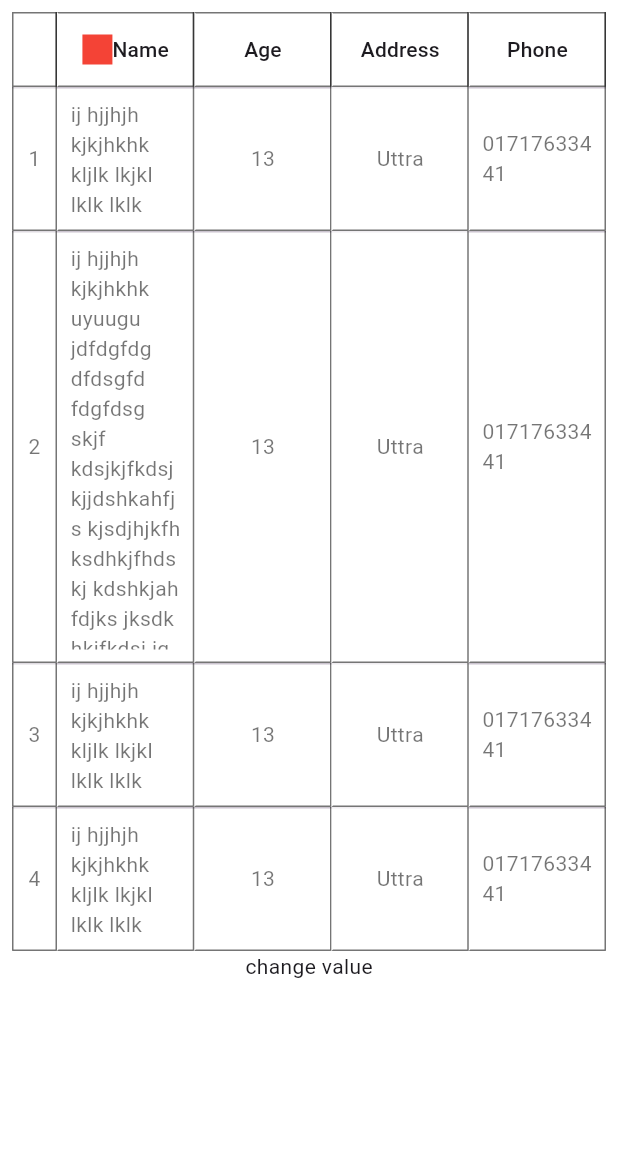
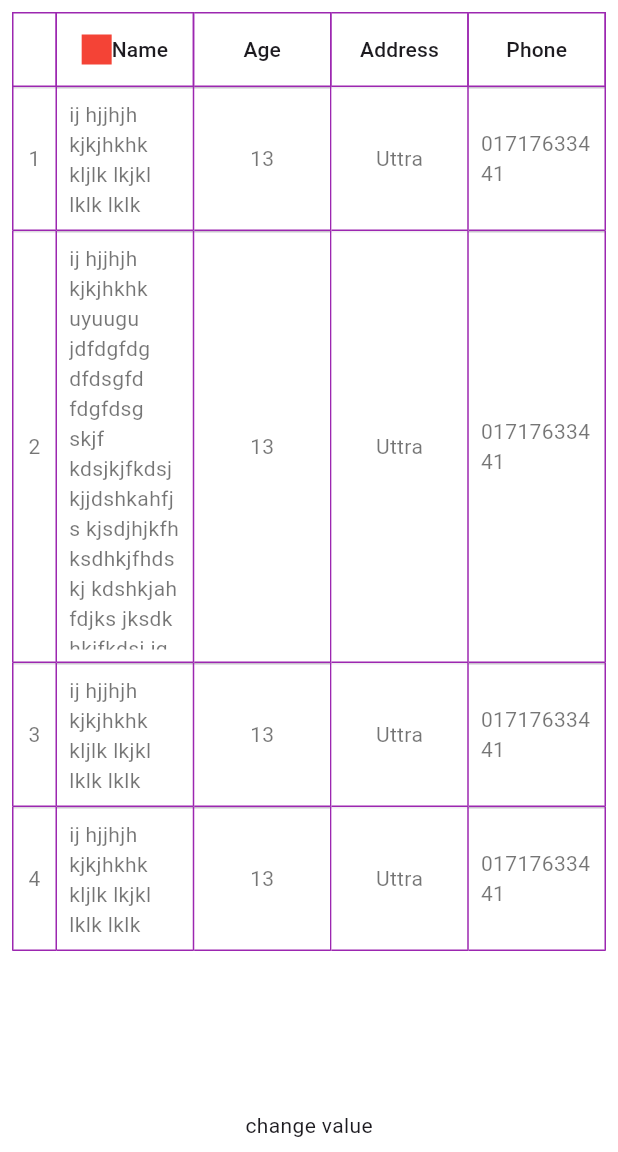
Before and after one commit to uttom41/ReactiveDataTableA, a Flutter app: the screen it shows after launch, after a tap on "change value", on a phone screen of 412 x 824 dp, the part 84-1236 px from its top. Run offline on Flutter 3.47's test engine with Material 2 defaults, Android fonts, the phone set to English and light mode, and no system bars.

Commit message:
simple data table run

```diff
--- a/example/lib/main.dart
+++ b/example/lib/main.dart
@@ -47,7 +47,12 @@ class _HomeState extends State<Home> {
           padding: const EdgeInsets.all(8.0),
           child: Column(
             children: [
-            ReactiveDataTableA(
+              Expanded(
+                child: ReactiveDataTableA(
+                    borderColor: Colors.purple,
+                    dividerThickness: 1,
+                    minColumnWith: 50,
+                    minRowHeight: 50,
                     dataSource: [
                       {"name":name,"age":age,"Address":address,"Phone":phone},
                       {"name":name2,"age":age,"Address":address,"Phone":phone},
@@ -85,6 +90,7 @@ class _HomeState extends State<Home> {
                       ),
                     ]
                 ),
+              ),
 
               InkWell(
                 onTap: (){
--- a/lib/src/table/build_row.dart
+++ b/lib/src/table/build_row.dart
@@ -42,7 +42,7 @@ class BuildRow {
                           color: conf.borderColor
                       ),
                       left: BorderSide(
-                          width: conf.borderSize,
+                          width: index==0?conf.borderSize:0,
                           color: index==0?conf.borderColor:Colors.transparent
                       ),
                     ),
--- a/lib/src/table/build_table.dart
+++ b/lib/src/table/build_table.dart
@@ -13,7 +13,7 @@ class BuildTable {
       horizontalMargin: 0,
       dataRowMaxHeight: double.infinity,
       headingRowHeight: 50,
-      dividerThickness: conf.borderSize,
+      dividerThickness: null,//conf.borderSize,
      // border: TableBorder.all(color:conf.borderColor),
       columns: List.generate(conf.columnList.length, (index) {
         return DataColumn(
--- a/lib/src/table/data_column.dart
+++ b/lib/src/table/data_column.dart
@@ -14,7 +14,7 @@ class BuildDataColumn {
               width: columnInfo.notifyColumnWith.reactiveValue(subContext),
               height: columnInfo.columHeight, //parent.headerHeight,
               alignment: Alignment.center,
-              constraints: BoxConstraints(minWidth: conf.colMinWidth,maxWidth: columnInfo.notifyColumnWith.reactiveValue(subContext)),
+              constraints: BoxConstraints(minWidth: columnInfo.type==ColumnType.sl?5:conf.colMinWidth,maxWidth: columnInfo.notifyColumnWith.reactiveValue(subContext)),
               decoration: BoxDecoration(
                 border: Border(
                   right: BorderSide(
@@ -30,7 +30,7 @@ class BuildDataColumn {
                       color: conf.borderColor
                   ),
                   left: BorderSide(
-                      width: conf.borderSize,
+                      width: colIndex==0?conf.borderSize:0,
                       color: colIndex==0?conf.borderColor:Colors.transparent
                   ),
                 ),
--- a/lib/src/table/reactive_datatable_a.dart
+++ b/lib/src/table/reactive_datatable_a.dart
@@ -6,13 +6,28 @@ import '../../reactive_datatable_a.dart';
 class ReactiveDataTableA extends StatefulWidget {
   final List<Map<String, ValueNotifier>> dataSource;
   final List<ColumnInfo> columData;
-  // final double maxWidth;
-  // final double maxHeight;
-  //
-  ReactiveDataTableA({Key? key,required this.dataSource, required this.columData }) : super(key: key) {
+  final double? minColumnWith;
+  final double? minRowHeight;
+  final Color? borderColor;
+  final double? dividerThickness;
+
+  ReactiveDataTableA({
+    Key? key,
+    required this.dataSource,
+    required this.columData,
+    this.minColumnWith,
+    this.minRowHeight,
+    this.borderColor,
+    this.dividerThickness
+
+  }) : super(key: key) {
     TableConf conf = TableConf.init();
     conf.setRowList(dataSource);
     conf.setColumnList(columData);
+    conf.setColMinWidth(minColumnWith??0.0);
+    conf.setRowMinHeight(minRowHeight??0.0);
+    conf.setBorderColor(borderColor);
+    conf.setBorderSize(dividerThickness??0.0);
   }
 
   @override
@@ -34,6 +49,7 @@ class _ResizeTableAState extends State<ReactiveDataTableA> {
             thumbVisibility: true,
             trackVisibility: true, // make the scrollbar easy to see
             controller: verticalScrollController,
+            notificationPredicate: (notify) => notify.depth == 1,
             child: Scrollbar(
               thumbVisibility: true,
               trackVisibility: true,
@@ -41,10 +57,10 @@ class _ResizeTableAState extends State<ReactiveDataTableA> {
               notificationPredicate: (notify) => notify.depth == 1,
               child: SingleChildScrollView(
                 controller: verticalScrollController,
-              scrollDirection: Axis.vertical,
+                scrollDirection: Axis.horizontal,
                 child: SingleChildScrollView(
                   controller: horizontalScrollController,
-                scrollDirection: Axis.horizontal,
+                  scrollDirection: Axis.vertical,
                   child:  BuildTable().build(),
                 ),
               ),
--- a/lib/src/table/table_conf.dart
+++ b/lib/src/table/table_conf.dart
@@ -71,7 +71,7 @@ class TableConf {
   double get colMinWidth => _colMinWidth;
 
   void setColMinWidth(double width) {
-    _colMinWidth = width;
+    if(width >0.0)_colMinWidth = width;
   }
 
   double _colMaxWidth  = 100;
@@ -95,7 +95,7 @@ class TableConf {
   double get rowMinHeight => _rowMinHeight;
 
   void setRowMinHeight(double height) {
-    _rowMinHeight = height;
+    if(height>0.0)_rowMinHeight = height;
   }
 
   double _rowMinWidth  = 100;
@@ -134,8 +134,8 @@ class TableConf {
 
   Color get borderColor => _borderColor;
 
-  void setBorderColor(Color color) {
-    _borderColor = color;
+  void setBorderColor(Color? color) {
+    if(color != null)_borderColor = color;
   }
 
   double _textSize = 12.0;
@@ -151,7 +151,7 @@ class TableConf {
   double get borderSize => _borderSize;
 
   void setBorderSize(double borderSize) {
-    _borderSize = borderSize;
+   if(borderSize != 0.0) _borderSize = borderSize;
   }
 
   bool _slNo = true;
```
Lines whose indentation alone changed are shown as unchanged.
